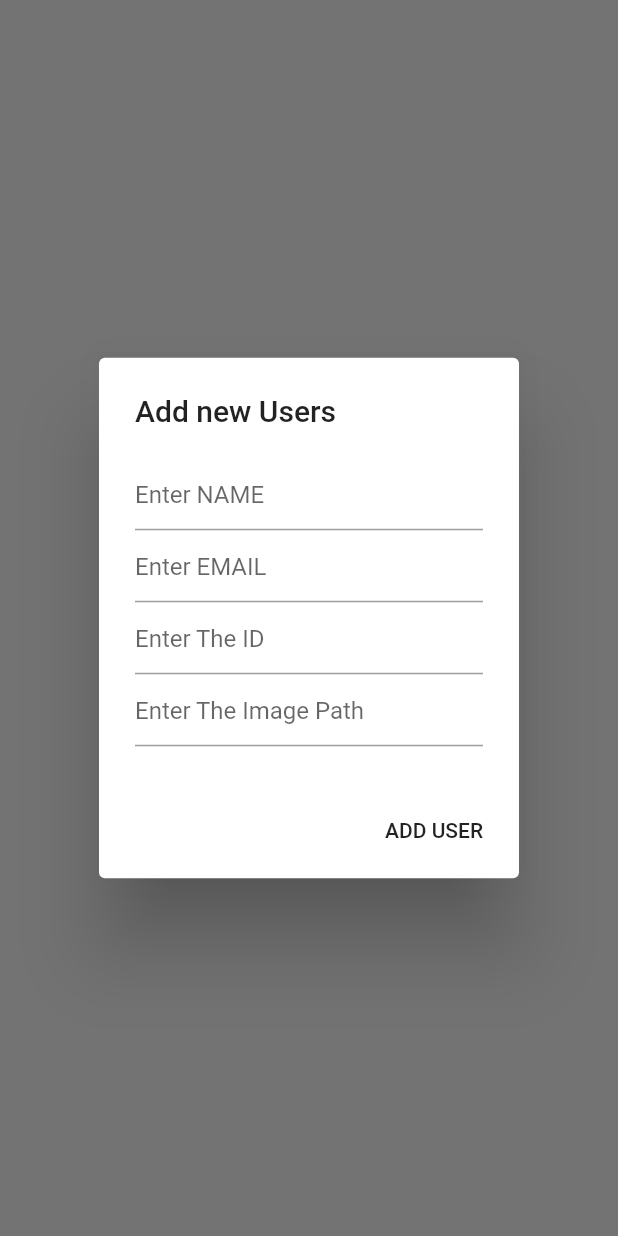
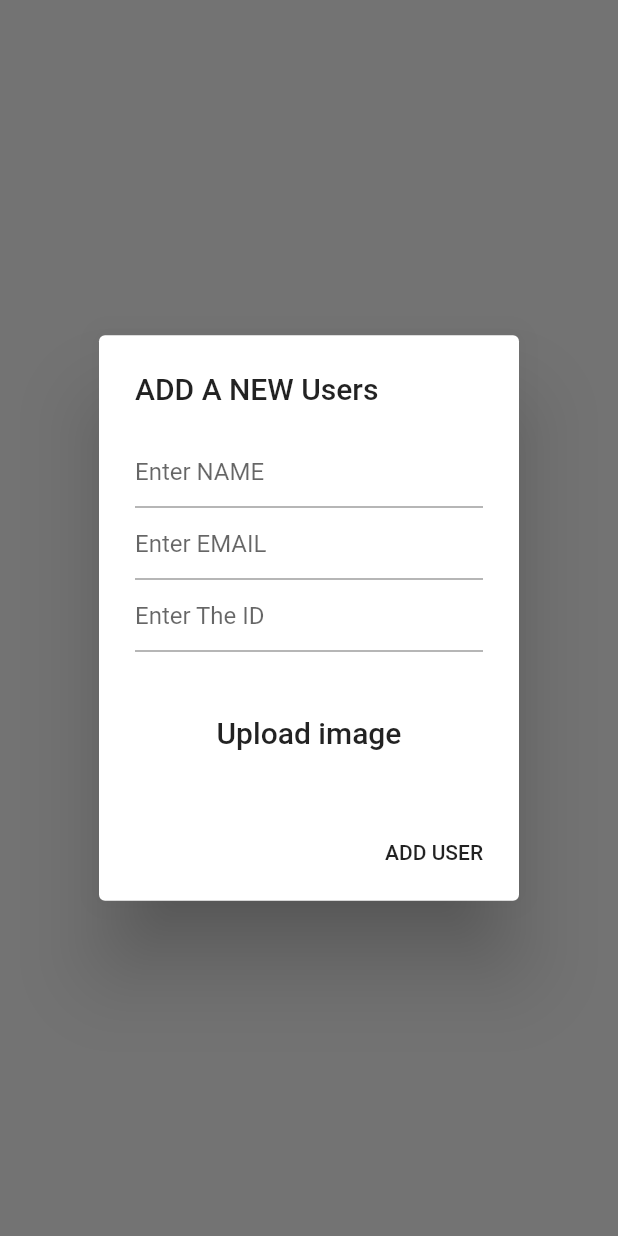
Before and after one commit to Abdallah7x/Udrive-car-rental-app, a Flutter app: what showAlertDialog() shows on an empty page, opened directly, on a phone screen of 412 x 824 dp. Run offline on Flutter 3.47's test engine with Material 2 defaults, Android fonts, the phone set to English and light mode, and no system bars; our stand-ins replace firebase_auth, flutter_slidable; missing offline and left inert: dart:html; accounts and stored records are empty.

Commit message:
Update admin_users.dart

```diff
--- a/lib/pages/admin_users.dart
+++ b/lib/pages/admin_users.dart
@@ -172,7 +172,7 @@ showAlertDialog(BuildContext context) {
 
   // Create AlertDialog
   AlertDialog alert = AlertDialog(
-    title: Text("Add new Users "),
+    title: Text("ADD A NEW Users "),
     content: Column(
       mainAxisSize: MainAxisSize.min,
       children: [
@@ -188,9 +188,13 @@ showAlertDialog(BuildContext context) {
           controller: _id,
           decoration: InputDecoration(hintText: "Enter The ID"),
         ),
-        TextField(
-          controller: _img,
-          decoration: InputDecoration(hintText: "Enter The Image Path"),
+        SizedBox(height: 30),
+        FlatButton(
+          child: Text(
+            'Upload image',
+            style: TextStyle(fontSize: 20.0),
+          ),
+          onPressed: () {},
         ),
       ],
     ),
```
